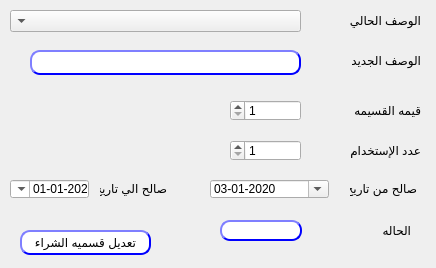
Before: the Qt Designer form presentation/voucher_ui/modifyPromVoucher.ui in shymaa123456/HyperPOS2020, drawn with Qt 5.
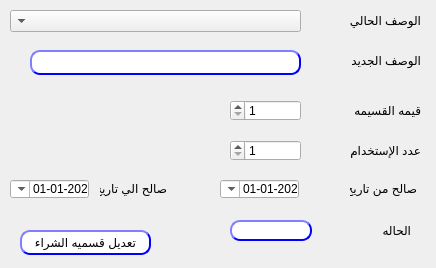
After: the same form once the commit is applied.

Commit message: modify promotion voucher

Diff of the .ui file:
```diff
--- a/presentation/voucher_ui/modifyPromVoucher.ui
+++ b/presentation/voucher_ui/modifyPromVoucher.ui
@@ -164,6 +164,35 @@
     <bool>true</bool>
    </property>
   </widget>
+  <widget class="QDateTimeEdit" name="Qdate_from">
+   <property name="geometry">
+    <rect>
+     <x>220</x>
+     <y>180</y>
+     <width>79</width>
+     <height>18</height>
+    </rect>
+   </property>
+   <property name="layoutDirection">
+    <enum>Qt::RightToLeft</enum>
+   </property>
+   <property name="minimumDateTime">
+    <datetime>
+     <hour>0</hour>
+     <minute>0</minute>
+     <second>0</second>
+     <year>2020</year>
+     <month>1</month>
+     <day>1</day>
+    </datetime>
+   </property>
+   <property name="displayFormat">
+    <string>yyyy-MM-dd</string>
+   </property>
+   <property name="calendarPopup">
+    <bool>true</bool>
+   </property>
+  </widget>
   <widget class="QDoubleSpinBox" name="LE_maxCount">
    <property name="geometry">
     <rect>
@@ -323,7 +352,7 @@
    </property>
    <property name="geometry">
     <rect>
-     <x>220</x>
+     <x>230</x>
      <y>220</y>
      <width>82</width>
      <height>21</height>
@@ -354,32 +383,6 @@
                                     </string>
    </property>
   </widget>
-  <widget class="QDateEdit" name="Qdate_from">
-   <property name="geometry">
-    <rect>
-     <x>210</x>
-     <y>180</y>
-     <width>119</width>
-     <height>18</height>
-    </rect>
-   </property>
-   <property name="layoutDirection">
-    <enum>Qt::LeftToRight</enum>
-   </property>
-   <property name="displayFormat">
-    <string>dd-MM-yyyy</string>
-   </property>
-   <property name="calendarPopup">
-    <bool>true</bool>
-   </property>
-   <property name="date">
-    <date>
-     <year>2020</year>
-     <month>1</month>
-     <day>3</day>
-    </date>
-   </property>
-  </widget>
  </widget>
  <resources/>
  <connections/>
```
The commit also changes 4 other files.
